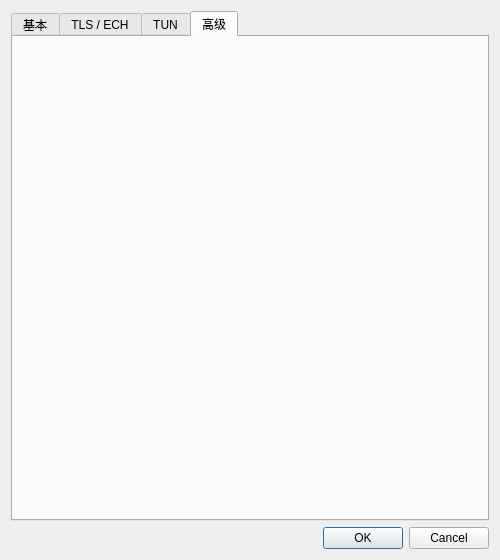
Qt form ui/EditNodeDialog.ui (justinwoo280/connect-ip-tunnel-gui) before a commit.
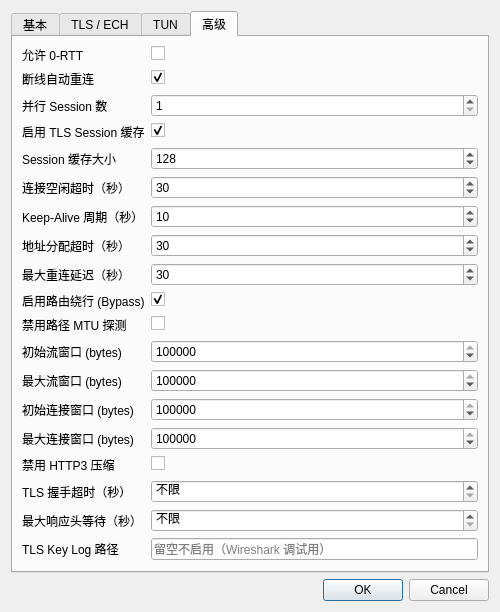
The same form after that commit. The open tabs and pages were chosen to show the change.

Commit message: 补齐高级字段配置,修复UI错位问题

Diff of the .ui file:
```diff
--- a/ui/EditNodeDialog.ui
+++ b/ui/EditNodeDialog.ui
@@ -129,93 +129,189 @@
      <widget class="QWidget" name="tabAdvanced">
       <attribute name="title"><string>高级</string></attribute>
       <layout class="QFormLayout">
-       <item><widget class="QLabel"><property name="text"><string>允许 0-RTT</string></property></widget>
-            <widget class="QCheckBox" name="checkAllow0RTT"/></item>
-       <item><widget class="QLabel"><property name="text"><string>断线自动重连</string></property></widget>
-            <widget class="QCheckBox" name="checkEnableReconnect"><property name="checked"><bool>true</bool></property></widget></item>
-       <item><widget class="QLabel"><property name="text"><string>并行 Session 数</string></property></widget>
+       <item row="0" column="0">
+        <widget class="QLabel"><property name="text"><string>允许 0-RTT</string></property></widget>
+       </item>
+       <item row="0" column="1">
+        <widget class="QCheckBox" name="checkAllow0RTT"/>
+       </item>
+       <item row="1" column="0">
+        <widget class="QLabel"><property name="text"><string>断线自动重连</string></property></widget>
+       </item>
+       <item row="1" column="1">
+        <widget class="QCheckBox" name="checkEnableReconnect"><property name="checked"><bool>true</bool></property></widget>
+       </item>
+       <item row="2" column="0">
+        <widget class="QLabel"><property name="text"><string>并行 Session 数</string></property></widget>
+       </item>
+       <item row="2" column="1">
             <widget class="QSpinBox" name="spinNumSessions">
              <property name="minimum"><number>1</number></property>
              <property name="maximum"><number>16</number></property>
              <property name="value"><number>1</number></property>
-            </widget></item>
-       <item><widget class="QLabel"><property name="text"><string>启用 TLS Session 缓存</string></property></widget>
-            <widget class="QCheckBox" name="checkEnableSessionCache"><property name="checked"><bool>true</bool></property></widget></item>
-       <item><widget class="QLabel"><property name="text"><string>Session 缓存大小</string></property></widget>
+        </widget>
+       </item>
+       <item row="3" column="0">
+        <widget class="QLabel"><property name="text"><string>启用 TLS Session 缓存</string></property></widget>
+       </item>
+       <item row="3" column="1">
+        <widget class="QCheckBox" name="checkEnableSessionCache"><property name="checked"><bool>true</bool></property></widget>
+       </item>
+       <item row="4" column="0">
+        <widget class="QLabel"><property name="text"><string>Session 缓存大小</string></property></widget>
+       </item>
+       <item row="4" column="1">
             <widget class="QSpinBox" name="spinSessionCacheSize">
              <property name="minimum"><number>1</number></property>
              <property name="maximum"><number>10000</number></property>
              <property name="value"><number>128</number></property>
-            </widget></item>
-       <item><widget class="QLabel"><property name="text"><string>连接空闲超时（秒）</string></property></widget>
+        </widget>
+       </item>
+       <item row="5" column="0">
+        <widget class="QLabel"><property name="text"><string>连接空闲超时（秒）</string></property></widget>
+       </item>
+       <item row="5" column="1">
             <widget class="QSpinBox" name="spinMaxIdleTimeout">
              <property name="minimum"><number>5</number></property>
              <property name="maximum"><number>600</number></property>
              <property name="value"><number>30</number></property>
-            </widget></item>
-       <item><widget class="QLabel"><property name="text"><string>Keep-Alive 周期（秒）</string></property></widget>
+        </widget>
+       </item>
+       <item row="6" column="0">
+        <widget class="QLabel"><property name="text"><string>Keep-Alive 周期（秒）</string></property></widget>
+       </item>
+       <item row="6" column="1">
             <widget class="QSpinBox" name="spinKeepAlivePeriod">
              <property name="minimum"><number>1</number></property>
              <property name="maximum"><number>300</number></property>
              <property name="value"><number>10</number></property>
-            </widget></item>
-       <item><widget class="QLabel"><property name="text"><string>地址分配超时（秒）</string></property></widget>
+        </widget>
+       </item>
+       <item row="7" column="0">
+        <widget class="QLabel"><property name="text"><string>地址分配超时（秒）</string></property></widget>
+       </item>
+       <item row="7" column="1">
             <widget class="QSpinBox" name="spinAddressAssignTimeout">
              <property name="minimum"><number>5</number></property>
              <property name="maximum"><number>120</number></property>
              <property name="value"><number>30</number></property>
-            </widget></item>
-       <item><widget class="QLabel"><property name="text"><string>最大重连延迟（秒）</string></property></widget>
+        </widget>
+       </item>
+       <item row="8" column="0">
+        <widget class="QLabel"><property name="text"><string>最大重连延迟（秒）</string></property></widget>
+       </item>
+       <item row="8" column="1">
             <widget class="QSpinBox" name="spinMaxReconnectDelay">
              <property name="minimum"><number>1</number></property>
              <property name="maximum"><number>300</number></property>
              <property name="value"><number>30</number></property>
-            </widget></item>
+        </widget>
+       </item>
 
        <!-- Bypass -->
-       <item><widget class="QLabel"><property name="text"><string>启用路由绕行 (Bypass)</string></property></widget>
+       <item row="9" column="0">
+        <widget class="QLabel"><property name="text"><string>启用路由绕行 (Bypass)</string></property></widget>
+       </item>
+       <item row="9" column="1">
             <widget class="QCheckBox" name="checkEnableBypass">
              <property name="checked"><bool>true</bool></property>
              <property name="toolTip"><string>防止隧道流量回环，通常应保持开启</string></property>
-            </widget></item>
+        </widget>
+       </item>
 
        <!-- HTTP3 窗口调优 -->
-       <item><widget class="QLabel"><property name="text"><string>禁用路径 MTU 探测</string></property></widget>
-            <widget class="QCheckBox" name="checkDisablePathMTUProbe"/></item>
-       <item><widget class="QLabel"><property name="text"><string>初始流窗口 (bytes)</string></property></widget>
+       <item row="10" column="0">
+        <widget class="QLabel"><property name="text"><string>禁用路径 MTU 探测</string></property></widget>
+       </item>
+       <item row="10" column="1">
+        <widget class="QCheckBox" name="checkDisablePathMTUProbe"/>
+       </item>
+       <item row="11" column="0">
+        <widget class="QLabel"><property name="text"><string>初始流窗口 (bytes)</string></property></widget>
+       </item>
+       <item row="11" column="1">
             <widget class="QSpinBox" name="spinInitialStreamWindow">
              <property name="minimum"><number>65536</number></property>
              <property name="maximum"><number>2147483647</number></property>
              <property name="value"><number>16777216</number></property>
              <property name="singleStep"><number>1048576</number></property>
-            </widget></item>
-       <item><widget class="QLabel"><property name="text"><string>最大流窗口 (bytes)</string></property></widget>
+        </widget>
+       </item>
+       <item row="12" column="0">
+        <widget class="QLabel"><property name="text"><string>最大流窗口 (bytes)</string></property></widget>
+       </item>
+       <item row="12" column="1">
             <widget class="QSpinBox" name="spinMaxStreamWindow">
              <property name="minimum"><number>65536</number></property>
              <property name="maximum"><number>2147483647</number></property>
              <property name="value"><number>67108864</number></property>
              <property name="singleStep"><number>1048576</number></property>
-            </widget></item>
-       <item><widget class="QLabel"><property name="text"><string>初始连接窗口 (bytes)</string></property></widget>
+        </widget>
+       </item>
+       <item row="13" column="0">
+        <widget class="QLabel"><property name="text"><string>初始连接窗口 (bytes)</string></property></widget>
+       </item>
+       <item row="13" column="1">
             <widget class="QSpinBox" name="spinInitialConnWindow">
              <property name="minimum"><number>65536</number></property>
              <property name="maximum"><number>2147483647</number></property>
              <property name="value"><number>33554432</number></property>
              <property name="singleStep"><number>1048576</number></property>
-            </widget></item>
-       <item><widget class="QLabel"><property name="text"><string>最大连接窗口 (bytes)</string></property></widget>
+        </widget>
+       </item>
+       <item row="14" column="0">
+        <widget class="QLabel"><property name="text"><string>最大连接窗口 (bytes)</string></property></widget>
+       </item>
+       <item row="14" column="1">
             <widget class="QSpinBox" name="spinMaxConnWindow">
              <property name="minimum"><number>65536</number></property>
              <property name="maximum"><number>2147483647</number></property>
              <property name="value"><number>134217728</number></property>
              <property name="singleStep"><number>1048576</number></property>
-            </widget></item>
+        </widget>
+       </item>
+
+       <!-- HTTP3 额外调优 -->
+       <item row="15" column="0">
+        <widget class="QLabel"><property name="text"><string>禁用 HTTP3 压缩</string></property></widget>
+       </item>
+       <item row="15" column="1">
+        <widget class="QCheckBox" name="checkDisableCompression"/>
+       </item>
+       <item row="16" column="0">
+        <widget class="QLabel"><property name="text"><string>TLS 握手超时（秒）</string></property></widget>
+       </item>
+       <item row="16" column="1">
+        <widget class="QSpinBox" name="spinTLSHandshakeTimeout">
+         <property name="minimum"><number>0</number></property>
+         <property name="maximum"><number>120</number></property>
+         <property name="value"><number>0</number></property>
+         <property name="specialValueText"><string>不限</string></property>
+         <property name="toolTip"><string>0 表示不限制，建议 10~30 秒</string></property>
+        </widget>
+       </item>
+       <item row="17" column="0">
+        <widget class="QLabel"><property name="text"><string>最大响应头等待（秒）</string></property></widget>
+       </item>
+       <item row="17" column="1">
+        <widget class="QSpinBox" name="spinMaxResponseHeaderSec">
+         <property name="minimum"><number>0</number></property>
+         <property name="maximum"><number>120</number></property>
+         <property name="value"><number>0</number></property>
+         <property name="specialValueText"><string>不限</string></property>
+         <property name="toolTip"><string>0 表示不限制</string></property>
+        </widget>
+       </item>
 
        <!-- 调试 -->
-       <item><widget class="QLabel"><property name="text"><string>TLS Key Log 路径</string></property></widget>
+       <item row="18" column="0">
+        <widget class="QLabel"><property name="text"><string>TLS Key Log 路径</string></property></widget>
+       </item>
+       <item row="18" column="1">
             <widget class="QLineEdit" name="editKeyLogPath">
              <property name="placeholderText"><string>留空不启用（Wireshark 调试用）</string></property>
-            </widget></item>
+        </widget>
+       </item>
       </layout>
      </widget>
 
```
Left out of the diff: 179 changed lines with no effect on the pictures. Lines whose indentation alone changed are shown as unchanged. The commit also changes 2 other files.
